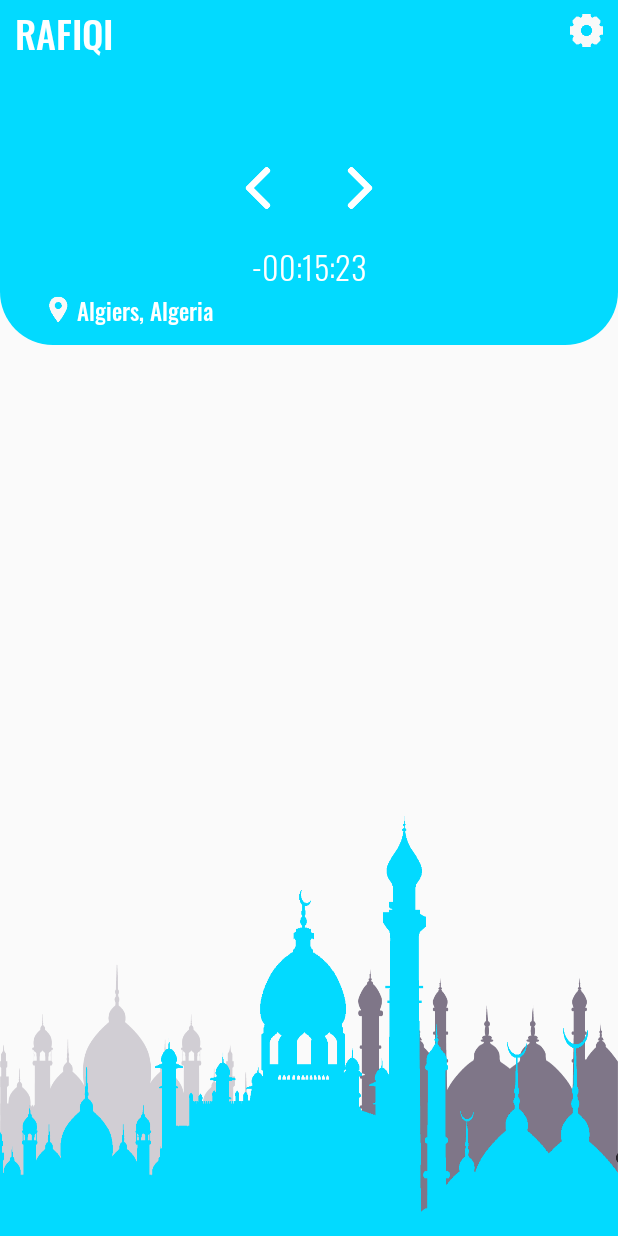
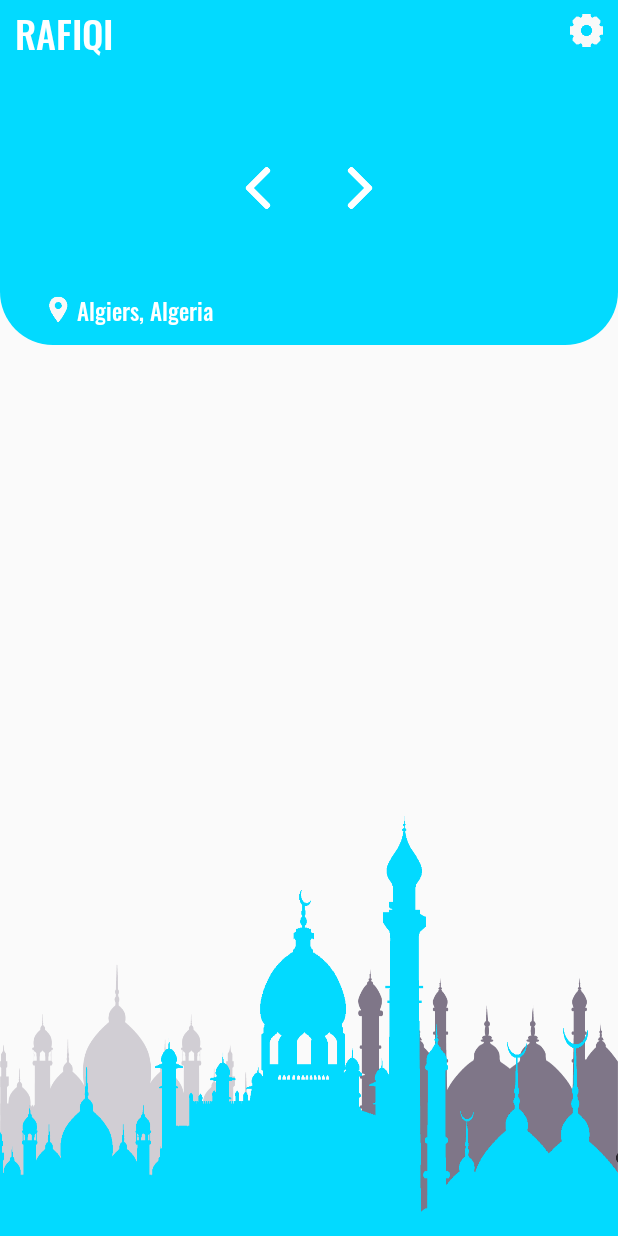
Before and after one commit to dombroks/Rafiqi, an Android app: the layout activity_main.xml on its own in the app's theme, with its tools: preview values and no code run, on a phone screen of 412 x 824 dp. Run offline under Robolectric (Android 15) with nearby library versions, the phone set to English and light mode, and no system bars.

Commit message:
intial commit

```diff
--- a/app/src/main/java/com/dombroks/rafiqi/LoadingDialog.java
+++ b/app/src/main/java/com/dombroks/rafiqi/LoadingDialog.java
@@ -18,6 +18,7 @@ class LoadingDialog {
         builder.setView(inflater.inflate(R.layout.custom_dialog, null));
         builder.setCancelable(false);
 
+
         dialog = builder.create();
         dialog.show();
 
--- a/app/src/main/res/layout/activity_main.xml
+++ b/app/src/main/res/layout/activity_main.xml
@@ -100,7 +100,7 @@
             android:layout_width="wrap_content"
             android:layout_height="wrap_content"
             android:fontFamily="@font/oswald_light"
-            android:text="-00:15:23"
+            android:text=""
             android:textColor="#ffffff"
             android:textSize="21sp" />
 
```
